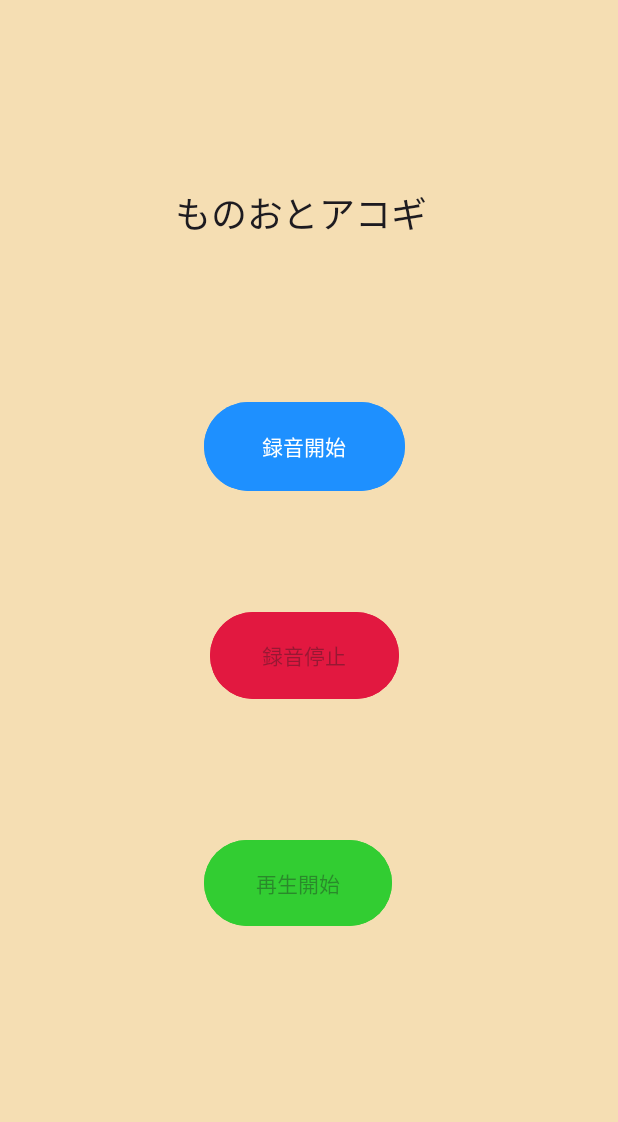
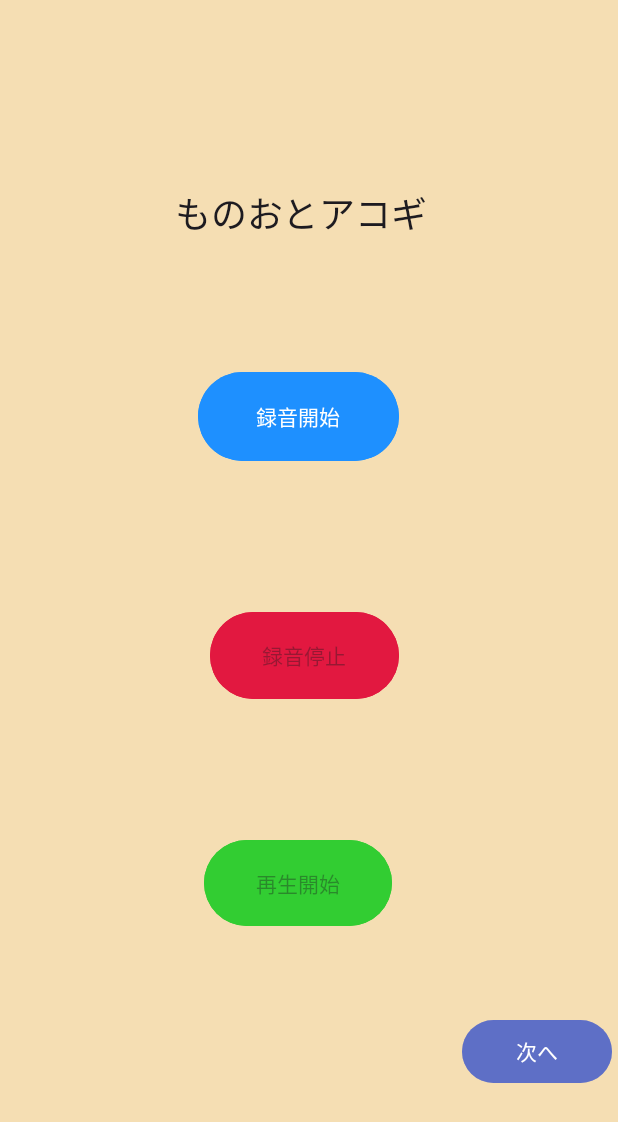
Before and after one commit to tn2004-1205/progjissen2_my_ap, an Android app: the screen it shows after launch (MainActivity), on a phone screen of 412 x 824 dp. Shown: the top 1122 px of the screen. Run offline under Robolectric (Android 15) with nearby library versions, the phone set to English and light mode, and no system bars.

Commit message:
6/11　task

```diff
--- a/app/build.gradle.kts
+++ b/app/build.gradle.kts
@@ -38,7 +38,7 @@ dependencies {
     implementation(libs.activity)
     implementation(libs.constraintlayout)
     testImplementation(libs.junit)
-    implementation(files("libs/TarsosDSP.jar"))
+    implementation(files("libs/TarsosDSP-Android-latest.jar"))
     androidTestImplementation(libs.ext.junit)
     androidTestImplementation(libs.espresso.core)
 }
--- a/app/src/main/java/jp/ac/gifu_u/info/takaharu/myapplication_guitar_sound/MainActivity.java
+++ b/app/src/main/java/jp/ac/gifu_u/info/takaharu/myapplication_guitar_sound/MainActivity.java
@@ -6,6 +6,8 @@ import androidx.core.view.ViewCompat;
 import androidx.core.view.WindowInsetsCompat;
 import android.Manifest;
 import androidx.core.content.ContextCompat;
+
+import android.content.Intent;
 import android.content.pm.PackageManager;
 import androidx.core.app.ActivityCompat;
 import android.media.MediaPlayer;
@@ -15,16 +17,21 @@ import android.os.Bundle;
 import android.view.View;
 import android.widget.Button;
 import android.widget.Toast;
-
 import java.io.File;
 import java.io.IOException;
+
+import be.tarsos.dsp.pitch.PitchDetector;
+
 public class MainActivity extends AppCompatActivity {
+    private Pitch pitchDetector;
     // 録音開始ボタン
     private Button recordButton = null;
     // 録音停止ボタン
     private  Button stopButton = null;
     // 再生ボタン
     private Button playButton = null;
+    // 次へボタン
+    private Button nextButton = null;
     private static final String LOG_TAG = "AudioRecordTest";
     private boolean isRecording = false;
     private boolean isPlaying = false;
@@ -58,6 +65,7 @@ public class MainActivity extends AppCompatActivity {
         recordButton = findViewById(R.id.record); // XMLで定義したボタンID
         stopButton = findViewById(R.id.stop); // XMLで定義したボタンID
         playButton = findViewById(R.id.playback); // XMLで定義したボタンID
+        nextButton = findViewById(R.id.next); // XMLで定義したボタンID
         updateButtonStates(); // 初期ボタン状態の設定
         recordButton.setOnClickListener(v -> {
             if (isRecording) return; //録音中はリターン
@@ -88,6 +96,17 @@ public class MainActivity extends AppCompatActivity {
                 if (isRecordingAvailable && !isRecording) { // 録音中でなく再生可能なファイルがある場合
                     startPlayingAndProcessAudio();
                 }
+            }
+        });
+        nextButton.setOnClickListener(v -> {
+            if(isPlaying || fileName == null || !new File(fileName).exists()) {
+                return;
+            }
+            else {
+                // 3. Intentを作成して、次の画面（SubActivity）を指定
+                Intent intent = new Intent(MainActivity.this, MainActivity2.class);
+                // 4. 画面遷移を開始
+                startActivity(intent);
             }
         });
     }
--- /dev/null
+++ b/app/src/main/java/jp/ac/gifu_u/info/takaharu/myapplication_guitar_sound/PitchDetectionListener.java
@@ -0,0 +1,4 @@
+package jp.ac.gifu_u.info.takaharu.myapplication_guitar_sound;
+import java.util.List;
+public class PitchDetectionListener {
+}
--- a/app/src/main/res/layout/activity_main.xml
+++ b/app/src/main/res/layout/activity_main.xml
@@ -13,10 +13,10 @@
         android:id="@+id/record"
         android:layout_width="134dp"
         android:layout_height="67dp"
-        android:layout_marginStart="136dp"
-        android:layout_marginTop="264dp"
+        android:layout_marginStart="132dp"
+        android:layout_marginTop="244dp"
+        android:backgroundTint="#1E90FF"
         android:text="@string/record_button"
-        android:backgroundTint="#1E90FF"
         app:layout_constraintStart_toStartOf="parent"
         app:layout_constraintTop_toTopOf="parent" />
 
@@ -42,6 +42,17 @@
         app:layout_constraintStart_toStartOf="parent"
         app:layout_constraintTop_toTopOf="parent" />
 
+    <Button
+        android:id="@+id/next"
+        android:layout_width="100dp"
+        android:layout_height="50dp"
+        android:layout_marginStart="308dp"
+        android:layout_marginTop="676dp"
+        android:backgroundTint="#84324ECD"
+        android:text="@string/next"
+        app:layout_constraintStart_toStartOf="parent"
+        app:layout_constraintTop_toTopOf="parent" />
+
     <TextView
         android:id="@+id/title"
         android:layout_width="179dp"
@@ -50,7 +61,7 @@
         android:layout_marginTop="124dp"
         android:layout_marginEnd="116dp"
         android:fontFamily="casual"
-        android:text="ものおとアコギ"
+        android:text="@string/title"
         android:textAppearance="@style/TextAppearance.AppCompat.Body1"
         android:textSize="24sp"
         android:typeface="normal"
--- a/app/src/main/res/values/strings.xml
+++ b/app/src/main/res/values/strings.xml
@@ -3,5 +3,7 @@
     <string name="record_button">録音開始</string>
     <string name="stop_button">録音停止</string>
     <string name="playback_button">再生</string>
+    <string name="next">次へ</string>
     <string name="title">ものおとアコギ</string>
+    <string name="pitch">ピッチ検出中</string>
 </resources>
```
Also changed, not shown: app/src/main/AndroidManifest.xml (+6 -1 lines), app/src/main/java/jp/ac/gifu_u/info/takaharu/myapplication_guitar_sound/MainActivity2.java (added, +25 -0 lines), app/src/main/java/jp/ac/gifu_u/info/takaharu/myapplication_guitar_sound/Pitch.java (+24 -1 lines), app/src/main/res/layout/activity_main2.xml (added, +27 -0 lines). Lines whose indentation alone changed are shown as unchanged.
